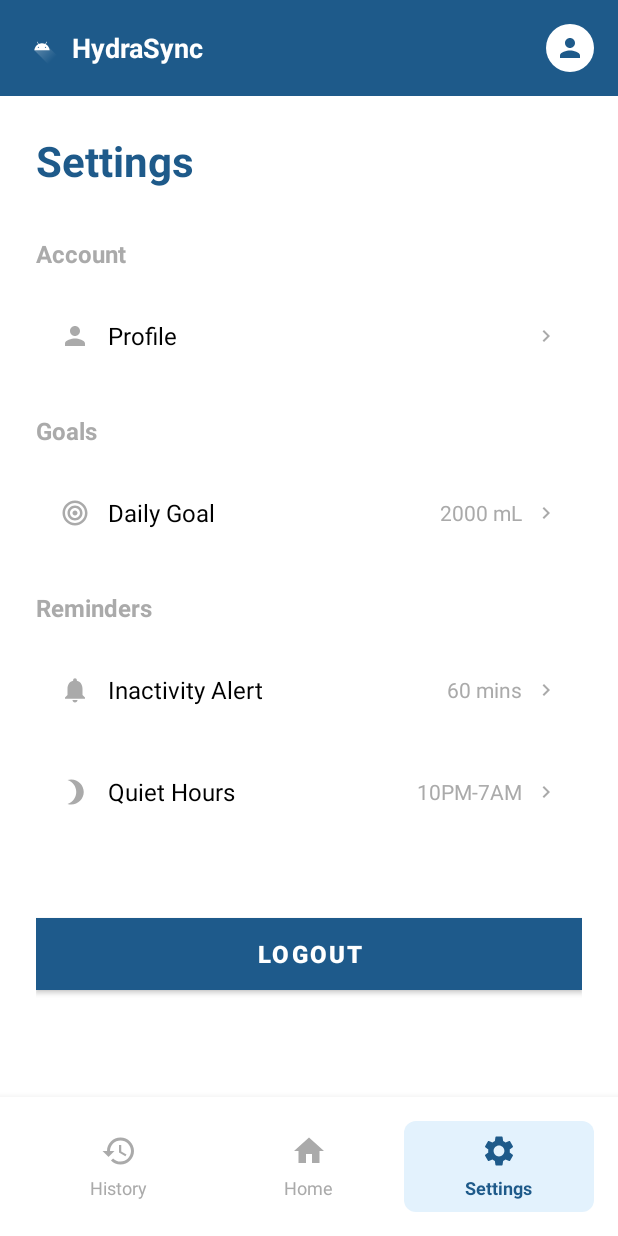
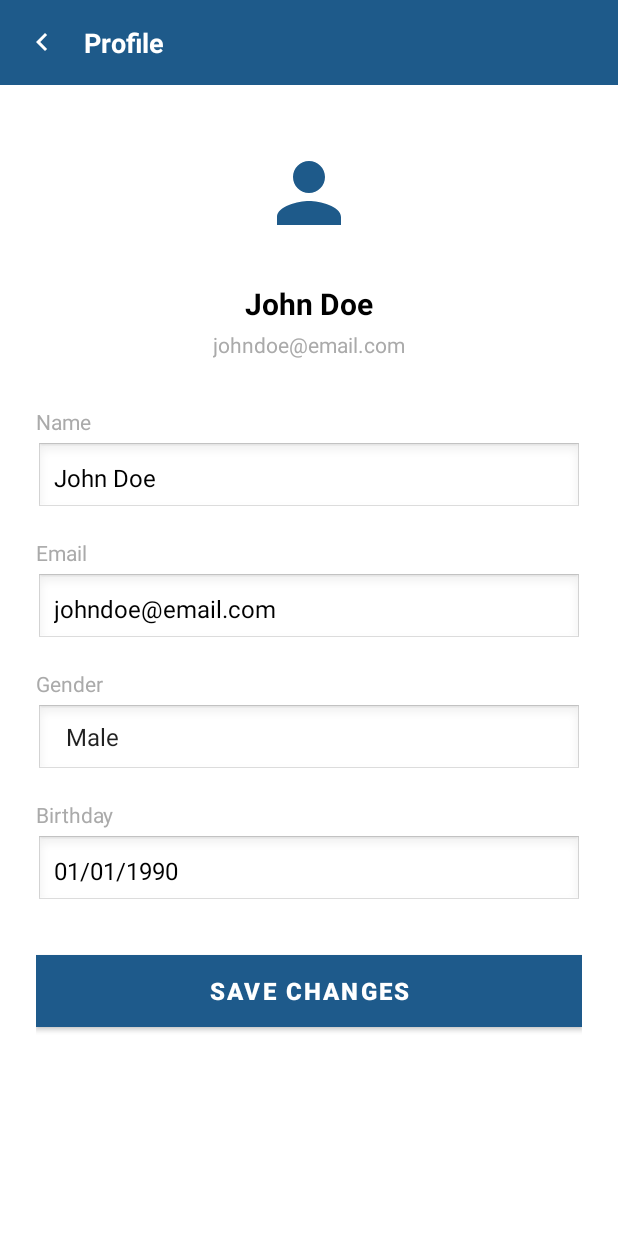
Before and after one commit to DigiDashs/HydraSync-Mendoza, an Android app built with Jetpack Compose: the SettingsActivity screen opened directly, with no data from a screen before it, after a tap on "Profile", on a phone screen of 412 x 824 dp. Run offline under Robolectric (Android 15) with nearby library versions, the phone set to English and light mode, and no system bars.

Commit message:
Added a profile page, will fix database soon

```diff
--- a/app/src/main/AndroidManifest.xml
+++ b/app/src/main/AndroidManifest.xml
@@ -35,6 +35,9 @@
 
         <activity android:name=".history.HistoryActivity" />
         <activity android:name=".settings.SettingsActivity" />
+        <activity
+            android:name=".profile.ProfileActivity"
+            android:exported="true" />
 
 
     </application>
--- /dev/null
+++ b/app/src/main/java/com/example/hydrasync/profile/ProfileActivity.kt
@@ -0,0 +1,72 @@
+package com.example.hydrasync.profile
+
+import android.os.Bundle
+import android.widget.*
+import androidx.appcompat.app.AppCompatActivity
+import com.example.hydrasync.R
+
+class ProfileActivity : AppCompatActivity(), ProfileContract.View {
+
+    private lateinit var presenter: ProfileContract.Presenter
+
+    private lateinit var etName: EditText
+    private lateinit var etEmail: EditText
+    private lateinit var spinnerGender: Spinner
+    private lateinit var etBirthday: EditText
+    private lateinit var btnSave: Button
+    private lateinit var ivBack: ImageView
+
+    override fun onCreate(savedInstanceState: Bundle?) {
+        super.onCreate(savedInstanceState)
+        setContentView(R.layout.activity_profile)
+
+        presenter = ProfilePresenter(this)
+        etName = findViewById(R.id.etName)
+        etEmail = findViewById(R.id.etEmail)
+        spinnerGender = findViewById(R.id.spinnerGender)
+        etBirthday = findViewById(R.id.etBirthday)
+        btnSave = findViewById(R.id.btnSaveProfile)
+        ivBack = findViewById(R.id.ivBack)
+
+        presenter.loadProfile()
+
+        btnSave.setOnClickListener {
+            val updatedProfile = Profile(
+                name = etName.text.toString(),
+                email = etEmail.text.toString(),
+                gender = spinnerGender.selectedItem.toString(),
+                birthday = etBirthday.text.toString()
+            )
+            presenter.saveProfile(updatedProfile)
+        }
+        ivBack.setOnClickListener {
+            finish()
+        }
+    }
+
+
+    override fun showProfile(profile: Profile) {
+        etName.setText(profile.name)
+        etEmail.setText(profile.email)
+
+        // Set spinner selection
+        val genderArray = resources.getStringArray(R.array.gender_options)
+        val genderIndex = genderArray.indexOf(profile.gender)
+        if (genderIndex >= 0) spinnerGender.setSelection(genderIndex)
+
+        etBirthday.setText(profile.birthday)
+    }
+
+    override fun showSaveSuccess() {
+        Toast.makeText(this, "Profile saved successfully!", Toast.LENGTH_SHORT).show()
+    }
+
+    override fun showError(message: String) {
+        Toast.makeText(this, message, Toast.LENGTH_SHORT).show()
+    }
+
+    override fun onDestroy() {
+        super.onDestroy()
+        presenter.onDestroy()
+    }
+}
--- /dev/null
+++ b/app/src/main/java/com/example/hydrasync/profile/ProfileContract.kt
@@ -0,0 +1,15 @@
+package com.example.hydrasync.profile
+interface ProfileContract {
+
+    interface View {
+        fun showProfile(profile: Profile)
+        fun showSaveSuccess()
+        fun showError(message: String)
+    }
+
+    interface Presenter {
+        fun loadProfile()
+        fun saveProfile(profile: Profile)
+        fun onDestroy()
+    }
+}
--- /dev/null
+++ b/app/src/main/java/com/example/hydrasync/profile/ProfileData.kt
@@ -0,0 +1,7 @@
+package com.example.hydrasync.profile
+data class Profile(
+    val name: String,
+    val email: String,
+    val gender: String,
+    val birthday: String
+)
--- /dev/null
+++ b/app/src/main/java/com/example/hydrasync/profile/ProfilePresenter.kt
@@ -0,0 +1,28 @@
+package com.example.hydrasync.profile
+class ProfilePresenter(
+    private var view: ProfileContract.View?
+) : ProfileContract.Presenter {
+
+    private var profile: Profile? = null
+
+    override fun loadProfile() {
+        // TODO: Replace with real data source (DB, API, SharedPreferences)
+        profile = Profile(
+            name = "John Doe",
+            email = "johndoe@email.com",
+            gender = "Male",
+            birthday = "01/01/1990"
+        )
+        profile?.let { view?.showProfile(it) }
+    }
+
+    override fun saveProfile(profile: Profile) {
+        // TODO: Persist profile to DB or API
+        this.profile = profile
+        view?.showSaveSuccess()
+    }
+
+    override fun onDestroy() {
+        view = null
+    }
+}
--- a/app/src/main/java/com/example/hydrasync/settings/SettingsActivity.kt
+++ b/app/src/main/java/com/example/hydrasync/settings/SettingsActivity.kt
@@ -14,6 +14,7 @@ import com.example.hydrasync.login.LoginActivity
 //import com.example.hydrasync.profile.ProfileActivity
 import com.example.hydrasync.settings.data.SettingsData
 import com.example.hydrasync.history.HistoryActivity
+import com.example.hydrasync.profile.ProfileActivity
 
 
 class SettingsActivity : AppCompatActivity(), SettingsContract.View {
@@ -166,9 +167,8 @@ class SettingsActivity : AppCompatActivity(), SettingsContract.View {
     }
 
     override fun navigateToProfile() {
-        // val intent = Intent(this, ProfileActivity::class.java)
-        // startActivity(intent)
-        showToast("Profile feature coming soon!")
+        val intent = Intent(this, ProfileActivity::class.java)
+        startActivity(intent)
     }
 
     override fun navigateToHome() {
--- /dev/null
+++ b/app/src/main/res/drawable/ic_arrow_left.xml
@@ -0,0 +1,9 @@
+<vector xmlns:android="http://schemas.android.com/apk/res/android"
+    android:width="24dp"
+    android:height="24dp"
+    android:viewportWidth="24"
+    android:viewportHeight="24">
+    <path
+        android:fillColor="@android:color/black"
+        android:pathData="M15.41,7.41 10.83,12 15.41,16.59 14,18l-6,-6 6,-6 1.41,1.41z"/>
+</vector>
--- /dev/null
+++ b/app/src/main/res/layout/activity_profile.xml
@@ -0,0 +1,189 @@
+<?xml version="1.0" encoding="utf-8"?>
+<LinearLayout xmlns:android="http://schemas.android.com/apk/res/android"
+    xmlns:app="http://schemas.android.com/apk/res-auto"
+    android:layout_width="match_parent"
+    android:layout_height="match_parent"
+    android:orientation="vertical"
+    android:background="@android:color/white">
+
+    <!-- HydraSync Header -->
+    <LinearLayout
+        android:layout_width="match_parent"
+        android:layout_height="wrap_content"
+        android:background="#1e5a8a"
+        android:gravity="center_vertical"
+        android:orientation="horizontal"
+        android:padding="16dp">
+
+        <!-- Back Button -->
+        <ImageView
+            android:id="@+id/ivBack"
+            android:layout_width="24dp"
+            android:layout_height="24dp"
+            android:src="@drawable/ic_arrow_left"
+            android:contentDescription="Back"
+            app:tint="@android:color/white" />
+
+        <!-- Title -->
+        <TextView
+            android:layout_width="wrap_content"
+            android:layout_height="wrap_content"
+            android:text="Profile"
+            android:textColor="@android:color/white"
+            android:textSize="18sp"
+            android:textStyle="bold"
+            android:layout_marginStart="16dp" />
+
+    </LinearLayout>
+
+    <!-- Profile Content -->
+    <ScrollView
+        android:layout_width="match_parent"
+        android:layout_height="0dp"
+        android:layout_weight="1"
+        android:fillViewport="true">
+
+        <LinearLayout
+            android:layout_width="match_parent"
+            android:layout_height="wrap_content"
+            android:orientation="vertical"
+            android:padding="24dp">
+
+            <!-- Profile Picture -->
+            <LinearLayout
+                android:layout_width="match_parent"
+                android:layout_height="wrap_content"
+                android:gravity="center"
+                android:orientation="vertical"
+                android:layout_marginBottom="32dp">
+
+                <ImageView
+                    android:id="@+id/ivProfilePicture"
+                    android:layout_width="96dp"
+                    android:layout_height="96dp"
+                    android:src="@drawable/ic_person"
+                    android:contentDescription="Profile picture"
+                    android:background="@drawable/circle_background"
+                    android:padding="16dp"
+                    app:tint="#1e5a8a" />
+
+                <TextView
+                    android:id="@+id/tvUserName"
+                    android:layout_width="wrap_content"
+                    android:layout_height="wrap_content"
+                    android:text="John Doe"
+                    android:textColor="@android:color/black"
+                    android:textSize="20sp"
+                    android:textStyle="bold"
+                    android:layout_marginTop="12dp" />
+
+                <TextView
+                    android:id="@+id/tvUserEmail"
+                    android:layout_width="wrap_content"
+                    android:layout_height="wrap_content"
+                    android:text="johndoe@email.com"
+                    android:textColor="@android:color/darker_gray"
+                    android:textSize="14sp"
+                    android:layout_marginTop="4dp" />
+
+            </LinearLayout>
+
+            <!-- Editable Fields -->
+            <TextView
+                android:layout_width="wrap_content"
+                android:layout_height="wrap_content"
+                android:text="Name"
+                android:textColor="@android:color/darker_gray"
+                android:textSize="14sp"
+                android:layout_marginBottom="4dp" />
+
+            <EditText
+                android:id="@+id/etName"
+                android:layout_width="match_parent"
+                android:layout_height="48dp"
+                android:hint="Enter your name"
+                android:text="John Doe"
+                android:background="@android:drawable/edit_text"
+                android:padding="12dp"
+                android:textColor="@android:color/black"
+                android:textSize="16sp"
+                android:layout_marginBottom="16dp" />
+
+            <TextView
+                android:layout_width="wrap_content"
+                android:layout_height="wrap_content"
+                android:text="Email"
+                android:textColor="@android:color/darker_gray"
+                android:textSize="14sp"
+                android:layout_marginBottom="4dp" />
+
+            <EditText
+                android:id="@+id/etEmail"
+                android:layout_width="match_parent"
+                android:layout_height="48dp"
+                android:hint="Enter your email"
+                android:text="johndoe@email.com"
+                android:inputType="textEmailAddress"
+                android:background="@android:drawable/edit_text"
+                android:padding="12dp"
+                android:textColor="@android:color/black"
+                android:textSize="16sp"
+                android:layout_marginBottom="16dp" />
+
+            <!-- Gender -->
+            <TextView
+                android:layout_width="wrap_content"
+                android:layout_height="wrap_content"
+                android:text="Gender"
+                android:textColor="@android:color/darker_gray"
+                android:textSize="14sp"
+                android:layout_marginBottom="4dp" />
+
+            <Spinner
+                android:id="@+id/spinnerGender"
+                android:layout_width="match_parent"
+                android:layout_height="48dp"
+                android:background="@android:drawable/edit_text"
+                android:paddingHorizontal="12dp"
+                android:entries="@array/gender_options"
+                android:layout_marginBottom="16dp" />
+
+            <!-- Birthday -->
+            <TextView
+                android:layout_width="wrap_content"
+                android:layout_height="wrap_content"
+                android:text="Birthday"
+                android:textColor="@android:color/darker_gray"
+                android:textSize="14sp"
+                android:layout_marginBottom="4dp" />
+
+            <EditText
+                android:id="@+id/etBirthday"
+                android:layout_width="match_parent"
+                android:layout_height="48dp"
+                android:hint="MM/DD/YYYY"
+                android:inputType="date"
+                android:background="@android:drawable/edit_text"
+                android:padding="12dp"
+                android:textColor="@android:color/black"
+                android:textSize="16sp"
+                android:layout_marginBottom="32dp" />
+
+
+            <!-- Save Button -->
+            <Button
+                android:id="@+id/btnSaveProfile"
+                android:layout_width="match_parent"
+                android:layout_height="48dp"
+                android:text="Save Changes"
+                android:textSize="16sp"
+                android:textColor="@android:color/white"
+                android:textStyle="bold"
+                android:background="#1e5a8a"
+                android:gravity="center"/>
+
+
+        </LinearLayout>
+    </ScrollView>
+
+</LinearLayout>
--- a/app/src/main/res/values/strings.xml
+++ b/app/src/main/res/values/strings.xml
@@ -1,3 +1,9 @@
 <resources>
     <string name="app_name">HydraSync</string>
+    <string-array name="gender_options">
+        <item>Male</item>
+        <item>Female</item>
+        <item>Other</item>
+        <item>Prefer not to say</item>
+    </string-array>
 </resources>
```
